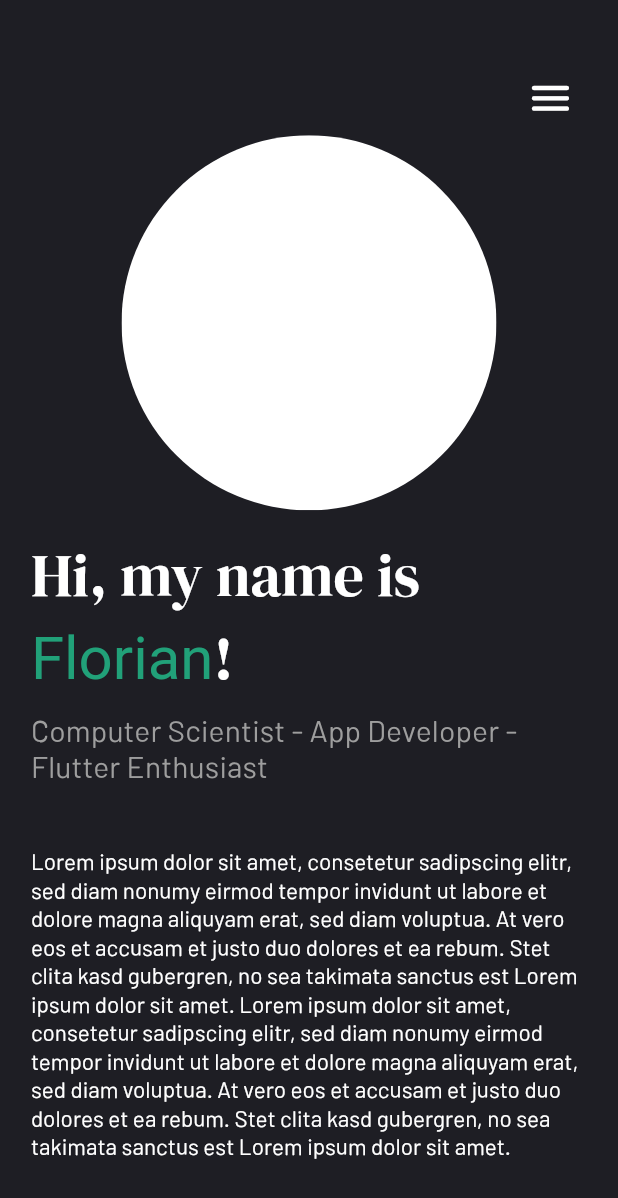
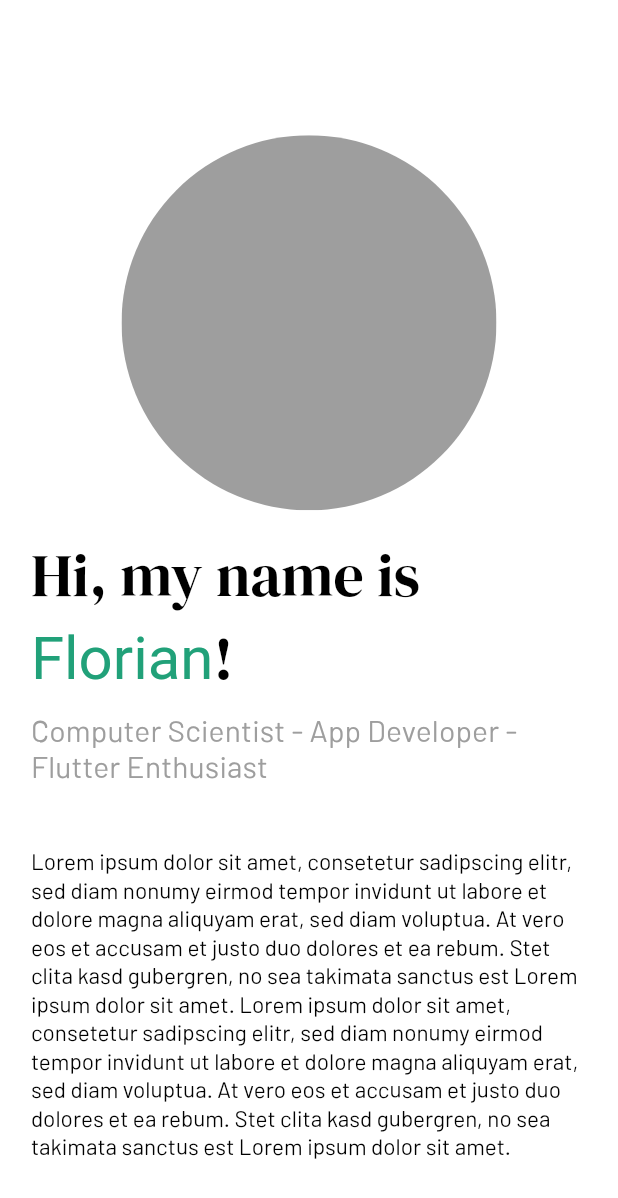
Before and after one commit to ykh09242/portfolio_web, a Flutter app: the screen it shows after launch, on a phone screen of 412 x 824 dp. Shown: the top 1198 px of the screen. Run offline on Flutter 3.47's test engine with Material 2 defaults, Android fonts, the phone set to English and light mode, and no system bars; drawn by our look-alikes of scrollable_positioned_list; our stand-ins replace font_awesome_flutter; missing offline and left inert: hovering.

Commit message:
Change Theme and Web Name

```diff
--- a/lib/homepage.dart
+++ b/lib/homepage.dart
@@ -25,9 +25,6 @@ class _HomePageState extends State<HomePage>
 
   late double screenHeight;
   late double screenWidth;
-  late double topPadding;
-  late double bottomPadding;
-  late double sidePadding;
 
   List<ContentView> contentViews = <ContentView>[
     ContentView(
@@ -55,16 +52,20 @@ class _HomePageState extends State<HomePage>
   Widget build(BuildContext context) {
     screenWidth = MediaQuery.of(context).size.width;
     screenHeight = MediaQuery.of(context).size.height;
-    topPadding = screenHeight * 0.05;
-    bottomPadding = screenHeight * 0.03;
-    sidePadding = screenWidth * 0.05;
+    final double topPadding = screenHeight * 0.05;
+    final double bottomPadding = screenHeight * 0.03;
+    final double horizontalPadding = screenWidth * 0.05;
 
     return Scaffold(
-      backgroundColor: const Color(0xFF1E1E24),
+      backgroundColor: Colors.white,
       key: scaffoldKey,
       endDrawer: drawer(),
       body: Padding(
-        padding: EdgeInsets.only(top: topPadding, bottom: bottomPadding),
+        padding: EdgeInsets.only(
+            top: topPadding,
+            bottom: bottomPadding,
+            left: horizontalPadding,
+            right: horizontalPadding),
         child:
             ViewWrapper(desktopView: desktopView(), mobileView: mobileView()),
       ),
@@ -104,7 +105,7 @@ class _HomePageState extends State<HomePage>
 
   Widget mobileView() {
     return Padding(
-      padding: EdgeInsets.only(left: sidePadding, right: sidePadding),
+      padding: EdgeInsets.only(left: 0, right: 0),
       child: SizedBox(
         width: screenWidth,
         child: Column(
--- a/lib/main.dart
+++ b/lib/main.dart
@@ -6,7 +6,6 @@ void main() => runApp(const MyApp());
 class MyApp extends StatefulWidget {
   const MyApp({Key? key}) : super(key: key);
 
-  // This widget is the root of your application.
   @override
   _MyAppState createState() => _MyAppState();
 }
@@ -15,32 +14,32 @@ class _MyAppState extends State<MyApp> {
   @override
   Widget build(BuildContext context) {
     return MaterialApp(
-      title: 'Florian Prümer - Developer Portfolio',
+      title: 'Park Dong Uk - Developer Portfolio',
       debugShowCheckedModeBanner: false,
       theme: ThemeData(
           fontFamily: 'Barlow',
           textTheme: TextTheme(
               headline1: const TextStyle(
                   fontSize: 70,
-                  color: Colors.white,
+                  color: Colors.black,
                   fontFamily: 'DMSerifDisplay'),
               headline2: const TextStyle(
                   fontSize: 55,
-                  color: Colors.white,
+                  color: Colors.black,
                   fontFamily: 'DMSerifDisplay'),
               headline3: const TextStyle(
                   fontSize: 40,
-                  color: Colors.white,
+                  color: Colors.black,
                   fontFamily: 'DMSerifDisplay'),
               subtitle1: TextStyle(fontSize: 30, color: Colors.grey[500]),
               subtitle2: TextStyle(fontSize: 20, color: Colors.grey[500]),
               bodyText1: const TextStyle(
-                  fontSize: 20, color: Colors.white, height: 1.25),
+                  fontSize: 20, color: Colors.black, height: 1.25),
               bodyText2: const TextStyle(
-                  fontSize: 17, color: Colors.white, height: 1.25),
+                  fontSize: 17, color: Colors.black, height: 1.25),
               caption: const TextStyle(
-                  fontSize: 15, color: Colors.white, height: 1.25),
-              button: const TextStyle(fontSize: 17, color: Color(0xff1e1e24)))),
+                  fontSize: 15, color: Colors.black, height: 1.25),
+              button: const TextStyle(fontSize: 17, color: Color(0xFF1E1E24)))),
       home: const HomePage(),
     );
   }
--- a/lib/views/home_view.dart
+++ b/lib/views/home_view.dart
@@ -28,7 +28,6 @@ class _HomeViewState extends State<HomeView> {
         const NavigationArrow(isBackArrow: false),
         Row(
           mainAxisAlignment: MainAxisAlignment.center,
-          crossAxisAlignment: CrossAxisAlignment.center,
           children: <Widget>[
             SizedBox(
               width: screenWidth * 0.45,
@@ -89,9 +88,9 @@ class _HomeViewState extends State<HomeView> {
       child: Container(
         width: getImageSize(),
         height: getImageSize(),
-        color: Colors.white,
+        color: Colors.grey,
       ), /*Image.asset(
-        'assets/picture.png',
+        'images/picture.png',
         width: getImageSize(),
         height: getImageSize(),
         fit: BoxFit.cover,
@@ -102,12 +101,10 @@ class _HomeViewState extends State<HomeView> {
   Widget header(double fontSize) {
     return RichText(
       text: TextSpan(
-        // Note: Styles for TextSpans must be explicitly defined.
-        // Child text spans will inherit styles from parent
         style: ThemeSelector.selectHeadline(context),
         children: const <TextSpan>[
           TextSpan(text: 'Hi, my name is '),
-          TextSpan(text: 'Florian', style: TextStyle(color: Color(0xff21a179))),
+          TextSpan(text: 'Florian', style: TextStyle(color: Color(0xFF21A179))),
           TextSpan(text: '!'),
         ],
       ),
--- a/lib/widgets/custom_tab.dart
+++ b/lib/widgets/custom_tab.dart
@@ -8,7 +8,9 @@ class CustomTab extends StatelessWidget {
   @override
   Widget build(BuildContext context) {
     final double fontSize = getFontSize(context);
-    return Tab(child: Text(title, style: TextStyle(fontSize: fontSize)));
+    return Tab(
+        child: Text(title,
+            style: TextStyle(fontSize: fontSize, color: Colors.black)));
   }
 
   double getFontSize(BuildContext context) {
```
Also changed, not shown: lib/widgets/bottom_bar.dart (+10 -31 lines), lib/widgets/navigation_arrow.dart (+2 -5 lines), lib/widgets/project_image.dart (+4 -3 lines).
